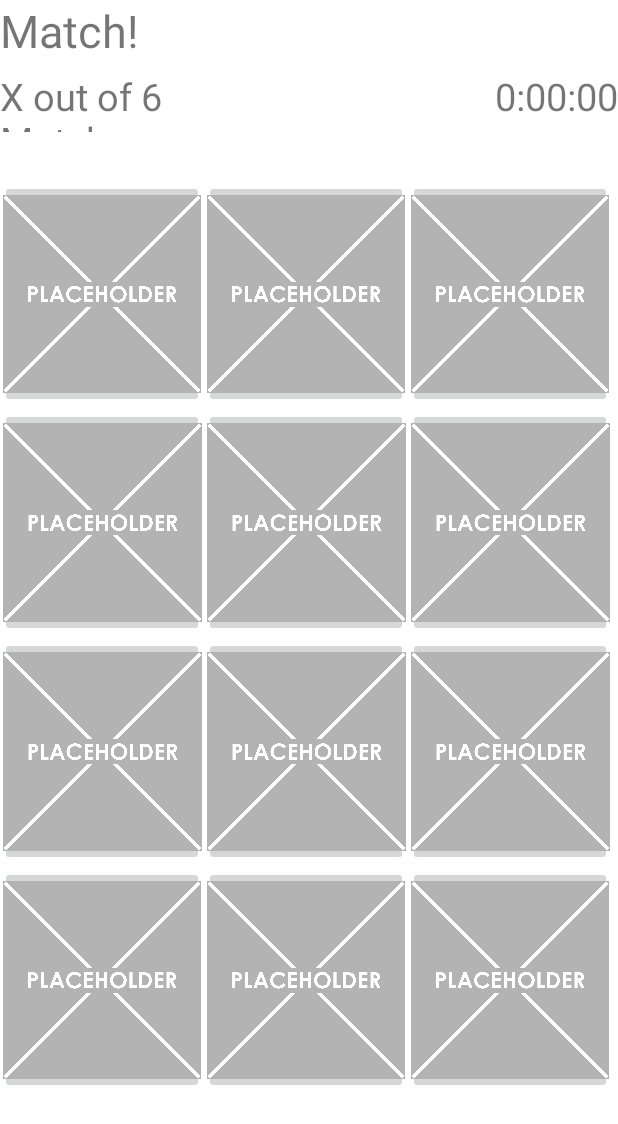
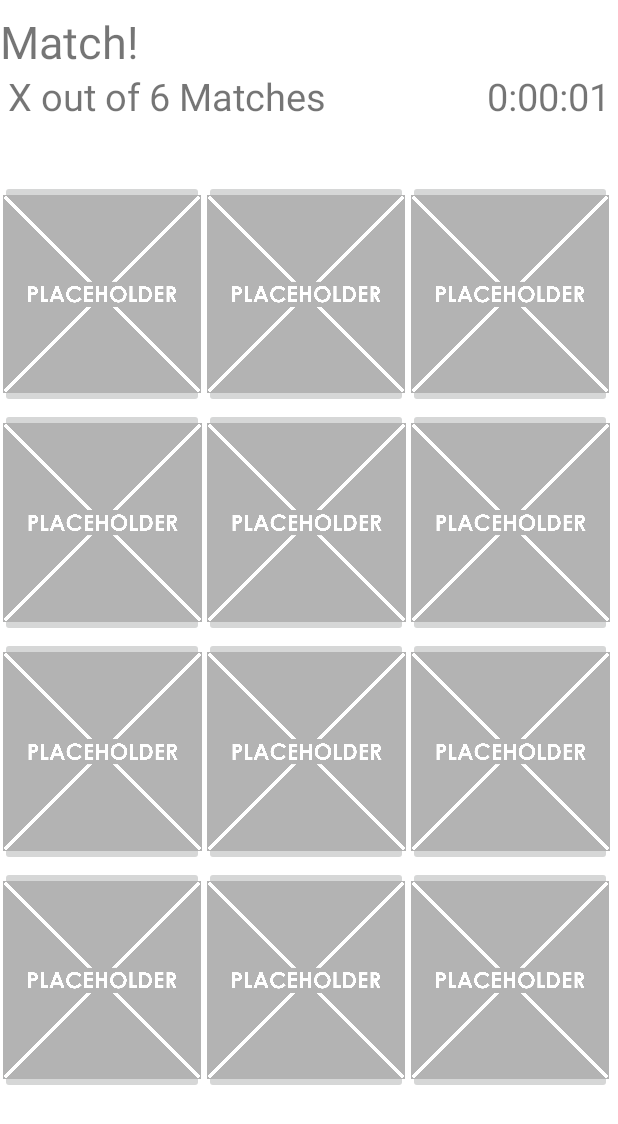
Before and after one commit to SA53-Team-7/MatchingGame, an Android app: the Game screen opened directly, with no data from a screen before it, on a phone screen of 412 x 824 dp. Shown: the top 1124 px of the screen. Run offline under Robolectric (Android 15) with nearby library versions, the phone set to English and light mode, and no system bars.

Commit message:
Added game timer

```diff
--- a/app/src/main/java/com/team7/matchinggame/Game.java
+++ b/app/src/main/java/com/team7/matchinggame/Game.java
@@ -6,14 +6,17 @@ import android.graphics.Bitmap;
 import android.graphics.BitmapFactory;
 import android.os.Bundle;
 import android.os.Environment;
+import android.os.Handler;
 import android.view.View;
 import android.widget.ImageButton;
 import android.widget.ImageView;
+import android.widget.TextView;
 
 import java.io.File;
 import java.io.FilenameFilter;
 import java.util.ArrayList;
 import java.util.Arrays;
+import java.util.Locale;
 
 public class Game extends AppCompatActivity implements View.OnClickListener{
     private static Context context;
@@ -21,6 +24,7 @@ public class Game extends AppCompatActivity implements View.OnClickListener{
 	private String[] assignedImages = new String[12];
 	private Boolean[] gridStatus = new Boolean[12];
 	private File[] allImages = new File[6];
+	private Integer seconds = 0;
 
     @Override
     protected void onCreate(Bundle savedInstanceState) {
@@ -31,6 +35,7 @@ public class Game extends AppCompatActivity implements View.OnClickListener{
         getAllImageViews();
         assignImagesToGrid();
         hideImages();
+        runStopwatch();
     }
 
     protected void retrieveImages(){
@@ -104,4 +109,21 @@ public class Game extends AppCompatActivity implements View.OnClickListener{
 			gridStatus[grid] = true;
 		}
 	}
+
+	protected void runStopwatch() {
+		TextView timeDisplay = findViewById(R.id.textGameTimer);
+		Handler handler = new Handler();
+		handler.post(new Runnable() {
+			@Override
+			public void run() {
+				int hours = seconds / 3600;
+				int minutes = (seconds % 3600) / 60;
+				int secs = seconds % 60;
+				String time = String.format(Locale.getDefault(),"%d:%02d:%02d", hours, minutes, secs);
+				timeDisplay.setText(time);
+				seconds++;
+				handler.postDelayed(this, 1000);
+			}
+		});
+	}
 }
--- a/app/src/main/res/layout/activity_game.xml
+++ b/app/src/main/res/layout/activity_game.xml
@@ -13,6 +13,7 @@
         android:layout_height="0dp"
         android:textSize="30sp"
         android:text="Match!"
+        android:paddingTop="7dp"
         app:layout_constraintTop_toTopOf="parent"
         app:layout_constraintLeft_toLeftOf="parent"
         app:layout_constraintWidth_percent="1"
@@ -26,9 +27,10 @@
         android:layout_marginTop="5dp"
         android:text="X out of 6 Matches"
         android:textSize="25sp"
+        android:paddingLeft="5dp"
         app:layout_constraintTop_toBottomOf="@id/gameHead"
         app:layout_constraintLeft_toLeftOf="parent"
-        app:layout_constraintWidth_percent="0.5"
+        app:layout_constraintWidth_percent="0.7"
         app:layout_constraintHeight_percent="0.05"/>
 
     <TextView
@@ -38,10 +40,11 @@
         android:layout_marginTop="5dp"
         android:text="0:00:00"
         android:textSize="25sp"
+        android:paddingRight="5dp"
         android:gravity="right"
         app:layout_constraintTop_toBottomOf="@id/gameHead"
         app:layout_constraintLeft_toRightOf="@id/textGameProgress"
-        app:layout_constraintWidth_percent="0.5"
+        app:layout_constraintWidth_percent="0.3"
         app:layout_constraintHeight_percent="0.05"/>
 
     <ImageButton
```
